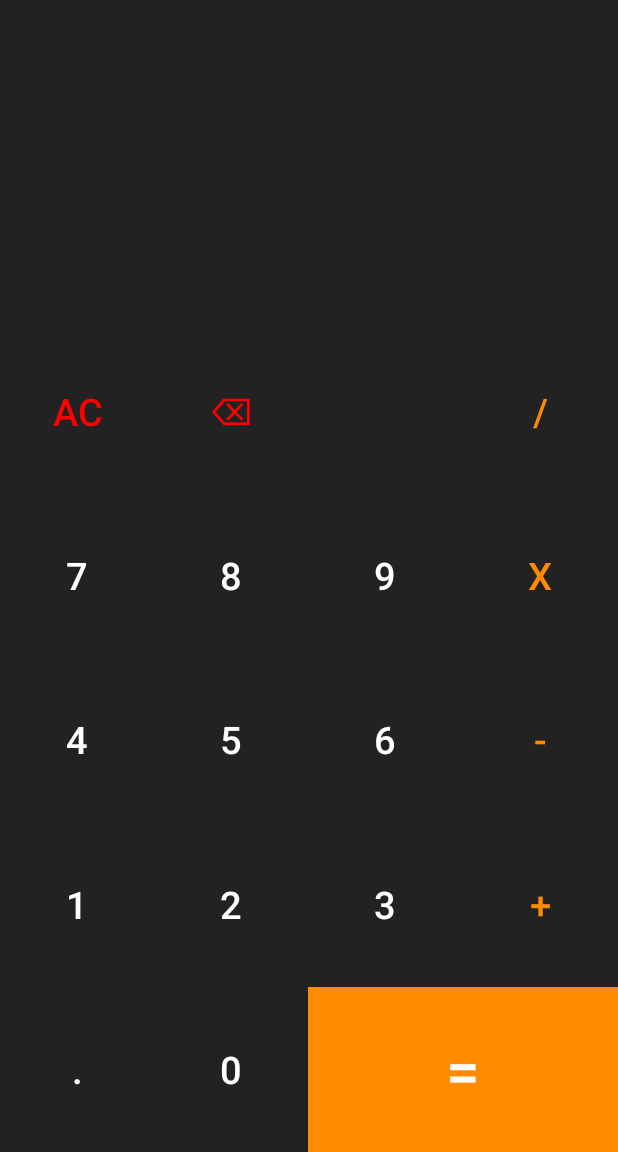
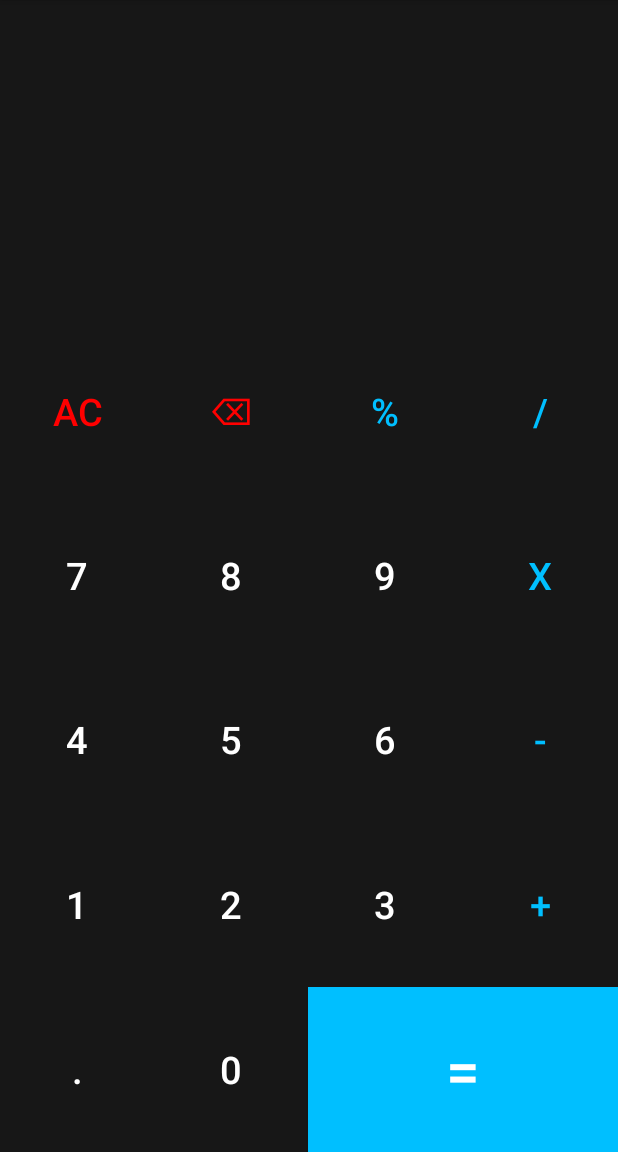
Before and after one commit to Nikhil-K09/simple-calculator, an Android app: the screen it shows after launch (MainActivity), on a phone screen of 412 x 824 dp, the part 84-1236 px from its top. Run offline under Robolectric (Android 15) with nearby library versions, the phone set to English and light mode, and no system bars.

Commit message:
changed ui

```diff
--- a/app/src/main/java/com/example/simplecalculator/MainActivity.kt
+++ b/app/src/main/java/com/example/simplecalculator/MainActivity.kt
@@ -83,6 +83,9 @@ class MainActivity : AppCompatActivity() {
                 if(operator=='-'){
                     result-=nextDigit
                 }
+                if(operator=='%'){
+                    result%=nextDigit
+                }
             }
         }
         return result
--- a/app/src/main/res/layout/activity_main.xml
+++ b/app/src/main/res/layout/activity_main.xml
@@ -60,8 +60,8 @@
             android:textColor="@color/red"
             android:text="⌫" />
         <Button
-            style="@style/buttonNumber"
-            android:text="" />
+            style="@style/buttonOperator"
+            android:text="%" />
         <Button
             style="@style/buttonOperator"
             android:text="/" />
@@ -133,9 +133,9 @@
             android:text="0" />
         <Button
             style="@style/buttonNumber"
+            android:background="@color/blue"
+            android:textSize="40sp"
             android:layout_weight="2"
-            android:background="@color/orange"
-            android:textSize="40sp"
             android:onClick="equalsAction"
             android:text="=" />
 
--- a/app/src/main/res/values/colors.xml
+++ b/app/src/main/res/values/colors.xml
@@ -3,6 +3,9 @@
     <color name="black">#FF000000</color>
     <color name="white">#FFFFFFFF</color>
     <color name="red">#F00</color>
-    <color name="pitchblack">#222</color>
+    <color name="pitchblack">#171717</color>
+    <color name="blue">#00bfff</color>
+    <color name="grey">#262626</color>
     <color name="orange">#FF8C00</color>
+
 </resources>
```
Also changed, not shown: app/src/main/res/values/styles.xml (+11 -2 lines).
